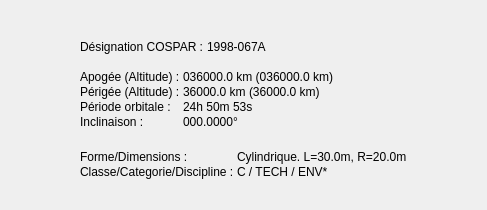
Before: the Qt Designer form src/interface/onglets/donnees/donneessatellite.ui in mconsidine/previsat_archive, drawn with Qt 5; both pictures show x 220 to 707 and y 0 to 210 of the 800 by 210 pixel window.
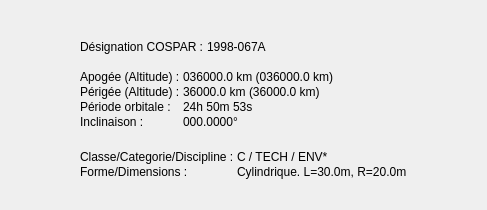
After: the same form once the commit is applied.

```diff
--- a/src/interface/onglets/donnees/donneessatellite.ui
+++ b/src/interface/onglets/donnees/donneessatellite.ui
@@ -561,45 +561,45 @@
       <number>1</number>
      </property>
      <item row="0" column="0">
-      <widget class="QLabel" name="lbl_dimensions">
-       <property name="font">
-        <font/>
-       </property>
-       <property name="mouseTracking">
-        <bool>true</bool>
-       </property>
-       <property name="text">
-        <string>Forme/Dimensions :</string>
-       </property>
-      </widget>
-     </item>
-     <item row="0" column="1">
-      <widget class="QLabel" name="dimensions">
-       <property name="font">
-        <font/>
-       </property>
-       <property name="mouseTracking">
-        <bool>true</bool>
-       </property>
-       <property name="text">
-        <string notr="true">Cylindrique. L=30.0m, R=20.0m</string>
-       </property>
-      </widget>
-     </item>
-     <item row="1" column="0">
       <widget class="QLabel" name="lbl_classeCategDiscip">
        <property name="text">
         <string>Classe/Categorie/Discipline :</string>
        </property>
       </widget>
      </item>
-     <item row="1" column="1">
+     <item row="0" column="1">
       <widget class="QLabel" name="classeCategDiscip">
        <property name="text">
         <string notr="true">C / TECH / ENV*</string>
        </property>
       </widget>
      </item>
+     <item row="1" column="0">
+      <widget class="QLabel" name="lbl_dimensions">
+       <property name="font">
+        <font/>
+       </property>
+       <property name="mouseTracking">
+        <bool>true</bool>
+       </property>
+       <property name="text">
+        <string>Forme/Dimensions :</string>
+       </property>
+      </widget>
+     </item>
+     <item row="1" column="1">
+      <widget class="QLabel" name="dimensions">
+       <property name="font">
+        <font/>
+       </property>
+       <property name="mouseTracking">
+        <bool>true</bool>
+       </property>
+       <property name="text">
+        <string notr="true">Cylindrique. L=30.0m, R=20.0m</string>
+       </property>
+      </widget>
+     </item>
     </layout>
    </widget>
    <widget class="QWidget" name="formLayoutWidget_40">
```
Left out of the diff: 34 changed lines with no effect on the pictures.
